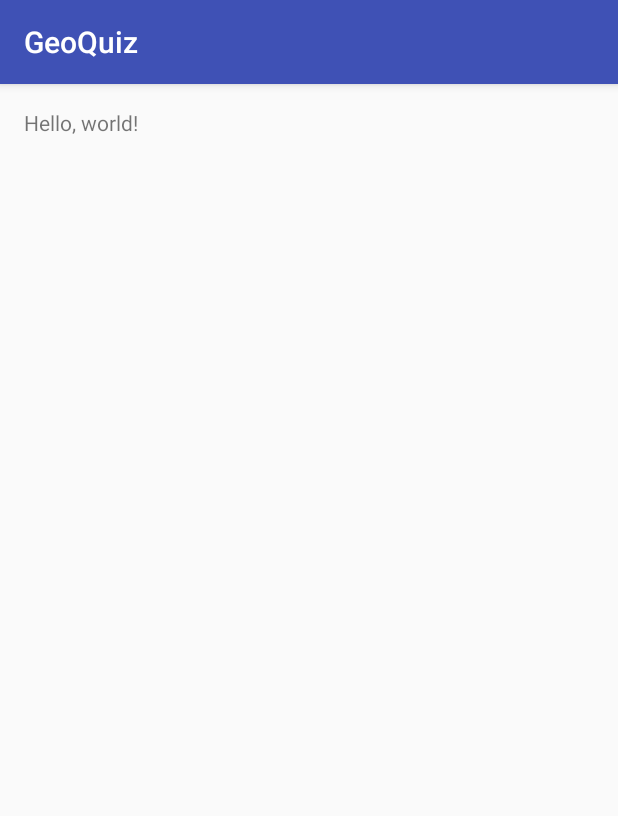
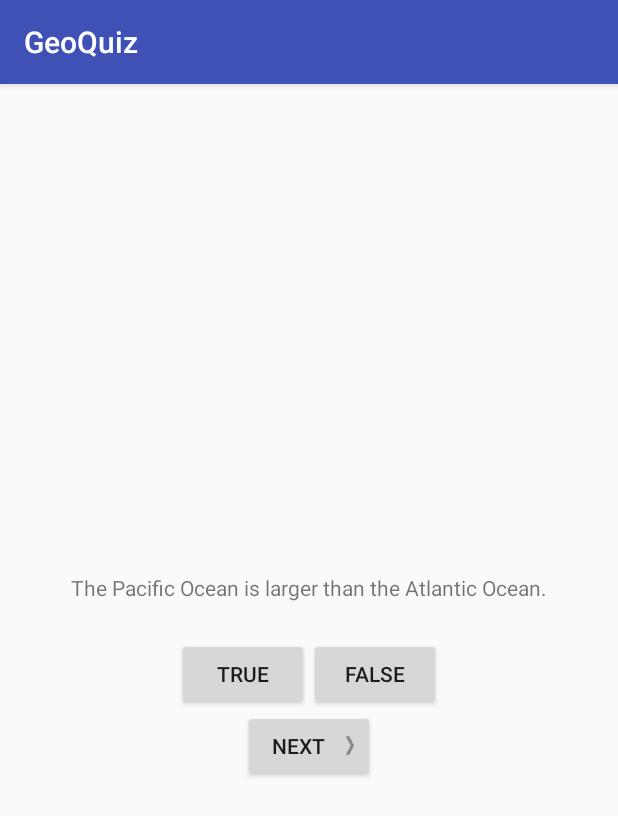
Before and after one commit to bonsaiburglar/GeoQuiz, an Android app: the screen it shows after launch (QuizActivity), on a phone screen of 412 x 824 dp. Shown: the top 816 px of the screen. Run offline under Robolectric (Android 15) with nearby library versions, the phone set to English and light mode, and no system bars.

Commit message:
Challenge 1: Add a Listener to the TextView

```diff
--- /dev/null
+++ b/app/src/main/java/com/bignerdranch/android/geoquiz/Question.java
@@ -0,0 +1,27 @@
+package com.bignerdranch.android.geoquiz;
+
+public class Question {
+    private int mTextResId;
+    private boolean mAnswerTrue;
+
+    public Question(int textResId, boolean answerTrue) {
+        mTextResId = textResId;
+        mAnswerTrue = answerTrue;
+    }
+
+    public int getTextResId() {
+        return mTextResId;
+    }
+
+    public void setTextResId(int textResId) {
+        mTextResId = textResId;
+    }
+
+    public boolean isAnswerTrue() {
+        return mAnswerTrue;
+    }
+
+    public void setAnswerTrue(boolean answerTrue) {
+        mAnswerTrue = answerTrue;
+    }
+}
--- a/app/src/main/java/com/bignerdranch/android/geoquiz/QuizActivity.java
+++ b/app/src/main/java/com/bignerdranch/android/geoquiz/QuizActivity.java
@@ -2,12 +2,86 @@ package com.bignerdranch.android.geoquiz;
 
 import android.support.v7.app.AppCompatActivity;
 import android.os.Bundle;
+import android.view.View;
+import android.widget.Button;
+import android.widget.Toast;
+import android.widget.TextView;
+
 
 public class QuizActivity extends AppCompatActivity {
+
+    private Button mTrueButton;
+    private Button mFalseButton;
+    private Button mNextButton;
+    private TextView mQuestionTextView;
+
+    private Question[] mQuestionBank = new Question[]{
+            new Question(R.string.question_oceans, true),
+            new Question(R.string.question_mideast, false),
+            new Question(R.string.question_africa, false),
+            new Question(R.string.question_americas, true),
+            new Question(R.string.question_asia, true),
+    };
+
+    private int mCurrentIndex = 0;
+
+    private void updateQuestion() {
+        int question = mQuestionBank[mCurrentIndex].getTextResId();
+        mQuestionTextView.setText(question);
+    }
+
+    private void checkAnswer(boolean userPressedTrue) {
+        boolean answerIsTrue = mQuestionBank[mCurrentIndex].isAnswerTrue();
+
+        int messageResId = 0;
+
+        if (userPressedTrue == answerIsTrue) {
+            messageResId = R.string.correct_toast;
+        } else {
+            messageResId = R.string.incorrect_toast;
+        }
+
+        Toast.makeText(this, messageResId, Toast.LENGTH_SHORT).show();
+    }
 
     @Override
     protected void onCreate(Bundle savedInstanceState) {
         super.onCreate(savedInstanceState);
         setContentView(R.layout.activity_quiz);
+
+        mQuestionTextView = (TextView) findViewById(R.id.question_text_view);
+        mQuestionTextView.setOnClickListener(new View.OnClickListener() {
+            @Override
+            public void onClick(View v) {
+                mCurrentIndex = (mCurrentIndex + 1) % mQuestionBank.length;
+                updateQuestion();
+            }
+        });
+
+        mTrueButton = (Button) findViewById(R.id.true_button);
+        mTrueButton.setOnClickListener(new View.OnClickListener() {
+            @Override
+            public void onClick(View v) {
+                checkAnswer(true);
+            }
+        });
+
+        mFalseButton = (Button) findViewById(R.id.false_button);
+        mFalseButton.setOnClickListener(new View.OnClickListener() {
+            @Override
+            public void onClick(View v) {
+                checkAnswer(false);
+            }
+        });
+
+        mNextButton = (Button) findViewById(R.id.next_button);
+        mNextButton.setOnClickListener(new View.OnClickListener() {
+            @Override
+            public void onClick(View v) {
+                mCurrentIndex = (mCurrentIndex + 1) % mQuestionBank.length;
+                updateQuestion();
+            }
+        });
+        updateQuestion();
     }
 }
--- a/app/src/main/res/layout/activity_quiz.xml
+++ b/app/src/main/res/layout/activity_quiz.xml
@@ -1,4 +1,5 @@
 <?xml version="1.0" encoding="utf-8"?>
+<!--
 <RelativeLayout xmlns:android="http://schemas.android.com/apk/res/android"
     xmlns:tools="http://schemas.android.com/tools"
     android:layout_width="match_parent"
@@ -14,3 +15,44 @@
         android:layout_height="wrap_content"
         android:text="Hello, world!" />
 </RelativeLayout>
+-->
+<LinearLayout xmlns:android="http://schemas.android.com/apk/res/android"
+    android:layout_width="match_parent"
+    android:layout_height="match_parent"
+    android:gravity="center"
+    android:orientation="vertical" >
+
+    <TextView
+        android:id="@+id/question_text_view"
+        android:layout_width="wrap_content"
+        android:layout_height="wrap_content"
+        android:padding="24dp" />
+
+    <LinearLayout
+        android:layout_width="wrap_content"
+        android:layout_height="wrap_content"
+        android:orientation="horizontal" >
+
+        <Button
+            android:id="@+id/true_button"
+            android:layout_width="wrap_content"
+            android:layout_height="wrap_content"
+            android:text="@string/true_button" />
+
+        <Button
+            android:id="@+id/false_button"
+            android:layout_width="wrap_content"
+            android:layout_height="wrap_content"
+            android:text="@string/false_button" />
+
+    </LinearLayout>
+
+    <Button
+        android:id="@+id/next_button"
+        android:layout_width="wrap_content"
+        android:layout_height="wrap_content"
+        android:text="@string/next_button"
+        android:drawableRight="@drawable/arrow_right"
+        android:drawablePadding="4dp" />
+
+</LinearLayout>
--- a/app/src/main/res/values/strings.xml
+++ b/app/src/main/res/values/strings.xml
@@ -1,3 +1,14 @@
 <resources>
     <string name="app_name">GeoQuiz</string>
+    <string name="true_button">True</string>
+    <string name="false_button">False</string>
+    <string name="next_button">Next</string>
+    <string name="correct_toast">Correct!</string>
+    <string name="incorrect_toast">Incorrect!</string>
+    <string name="action_settings">Settings</string>
+    <string name="question_oceans">The Pacific Ocean is larger than the Atlantic Ocean.</string>
+    <string name="question_mideast">The Suez Canal connects the Red Sea and the Indian Ocean.</string>
+    <string name="question_africa">The source of the Nile River is in Egypt.</string>
+    <string name="question_americas">The Amazon River is the longest river in the Americas.</string>
+    <string name="question_asia">Lake Baikal is the world\'s oldest and deepest freshwater lake.</string>
 </resources>
```
Also changed, not shown: app/src/main/res/drawable-mdpi/arrow_left.png (added), app/src/main/res/drawable-mdpi/arrow_right.png (added), app/src/main/res/drawable-xhdpi/arrow_left.png (added), app/src/main/res/drawable-xhdpi/arrow_right.png (added), app/src/main/res/drawable-xxhdpi/arrow_left.png (added), app/src/main/res/drawable-xxhdpi/arrow_right.png (added).
